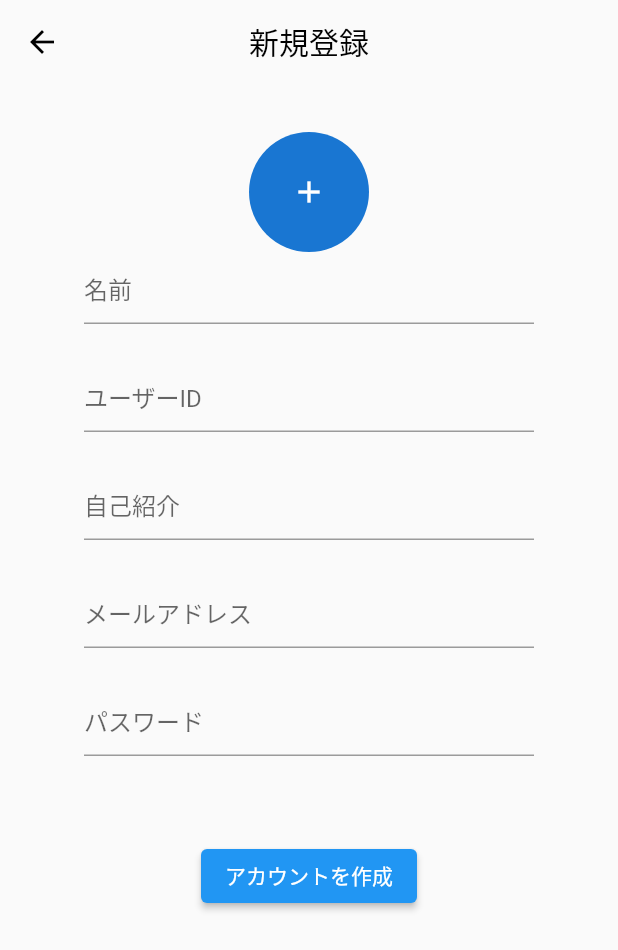
After one commit to seiyu-nico/udemy-flutter-sns, a Flutter app: the CreateAccountPage screen opened directly, after a tap on "アカウントを作成", on a phone screen of 412 x 824 dp. The commit adds this screen. Shown: the top 950 px of the screen. Run offline on Flutter 3.47's test engine with Material 2 defaults, Android fonts, the phone set to English and light mode, and no system bars.

Commit message:
section2-9

```diff
--- /dev/null
+++ b/lib/view/start_up/create_account_page.dart
@@ -0,0 +1,112 @@
+// Dart imports:
+import 'dart:math';
+
+// Flutter imports:
+import 'package:flutter/material.dart';
+
+class CreateAccountPage extends StatefulWidget {
+  const CreateAccountPage({super.key});
+
+  @override
+  State<CreateAccountPage> createState() => _CreateAccountPageState();
+}
+
+class _CreateAccountPageState extends State<CreateAccountPage> {
+  TextEditingController emailController = TextEditingController();
+  TextEditingController passwordController = TextEditingController();
+  TextEditingController nameController = TextEditingController();
+  TextEditingController userIdController = TextEditingController();
+  TextEditingController selfIntroductionController = TextEditingController();
+
+  @override
+  Widget build(BuildContext context) {
+    return Scaffold(
+      appBar: AppBar(
+        backgroundColor: Colors.transparent,
+        elevation: 0,
+        iconTheme: const IconThemeData(
+          color: Colors.black,
+        ),
+        title: const Text(
+          '新規登録',
+          style: TextStyle(
+            color: Colors.black,
+          ),
+        ),
+        centerTitle: true,
+      ),
+      body: SingleChildScrollView(
+        child: SizedBox(
+          width: double.infinity,
+          child: Column(
+            children: [
+              const SizedBox(
+                height: 32,
+              ),
+              const CircleAvatar(
+                radius: 40,
+                child: Icon(Icons.add),
+              ),
+              SizedBox(
+                width: 300,
+                child: TextField(
+                  controller: nameController,
+                  decoration: const InputDecoration(hintText: '名前'),
+                ),
+              ),
+              Padding(
+                padding: const EdgeInsets.symmetric(vertical: 24),
+                child: SizedBox(
+                  width: 300,
+                  child: TextField(
+                    controller: userIdController,
+                    decoration: const InputDecoration(hintText: 'ユーザーID'),
+                  ),
+                ),
+              ),
+              SizedBox(
+                width: 300,
+                child: TextField(
+                  controller: selfIntroductionController,
+                  decoration: const InputDecoration(hintText: '自己紹介'),
+                ),
+              ),
+              Padding(
+                padding: const EdgeInsets.symmetric(vertical: 24),
+                child: SizedBox(
+                  width: 300,
+                  child: TextField(
+                    controller: emailController,
+                    decoration: const InputDecoration(hintText: 'メールアドレス'),
+                  ),
+                ),
+              ),
+              SizedBox(
+                width: 300,
+                child: TextField(
+                  controller: passwordController,
+                  decoration: const InputDecoration(hintText: 'パスワード'),
+                ),
+              ),
+              const SizedBox(
+                height: 56,
+              ),
+              ElevatedButton(
+                onPressed: () {
+                  if (nameController.text.isNotEmpty &&
+                      emailController.text.isNotEmpty &&
+                      userIdController.text.isNotEmpty &&
+                      passwordController.text.isNotEmpty &&
+                      selfIntroductionController.text.isNotEmpty) {
+                    Navigator.pop(context);
+                  }
+                },
+                child: const Text('アカウントを作成'),
+              )
+            ],
+          ),
+        ),
+      ),
+    );
+  }
+}
--- a/lib/view/start_up/login_page.dart
+++ b/lib/view/start_up/login_page.dart
@@ -4,6 +4,7 @@
 
 // Project imports:
 import 'package:udemy_flutter_sns/view/screen.dart';
+import 'package:udemy_flutter_sns/view/start_up/create_account_page.dart';
 
 class LoginPage extends StatefulWidget {
   const LoginPage({super.key});
@@ -66,7 +67,12 @@
                       ),
                       recognizer: TapGestureRecognizer()
                         ..onTap = () {
-                          print('アカウントを作成');
+                          Navigator.push(
+                            context,
+                            MaterialPageRoute(
+                              builder: (context) => const CreateAccountPage(),
+                            ),
+                          );
                         },
                     )
                   ],
```
